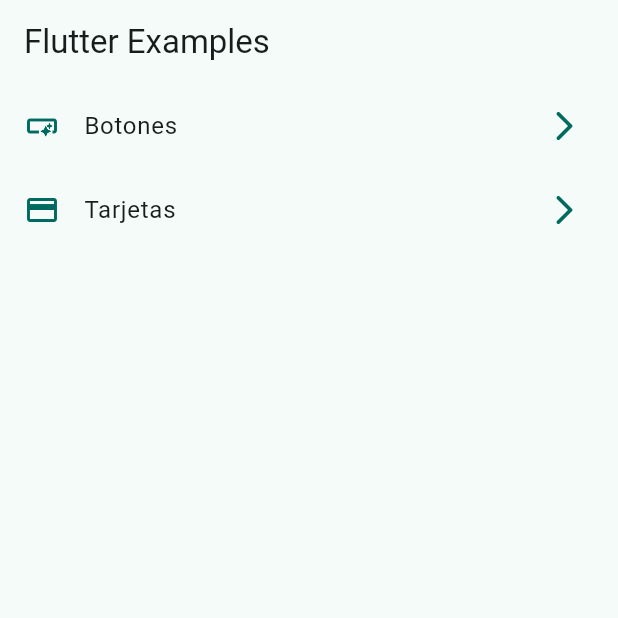
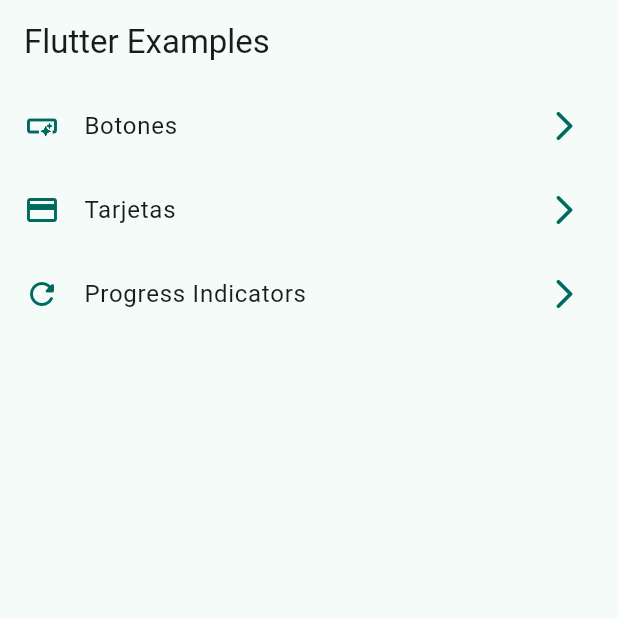
Before and after one commit to pragmant6/widgets_app, a Flutter app: the screen it shows after launch, on a phone screen of 412 x 824 dp, the top half of it. Run offline on Flutter 3.47's test engine with Material 3 defaults, Android fonts, the phone set to English and light mode, and no system bars; our stand-ins replace go_router.

Commit message:
se termino progress

```diff
--- a/lib/config/menu/menu_item.dart
+++ b/lib/config/menu/menu_item.dart
@@ -27,4 +27,10 @@ const appMenuItems = <MenuItem>[
     link: '/cards',
     icon: Icons.credit_card,
   ),
+  MenuItem(
+    title: 'Progress Indicators',
+    subTitle: 'progress indicators',
+    link: '/progress',
+    icon: Icons.refresh_rounded,
+  ),
 ];
```
